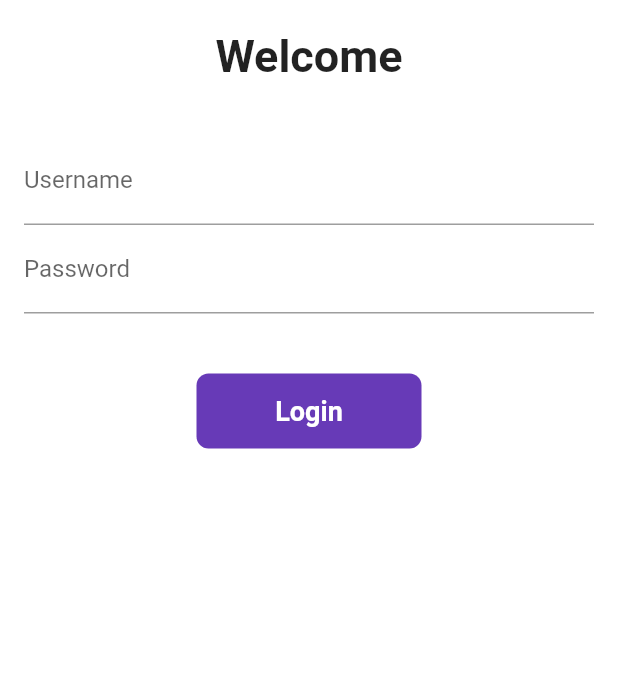
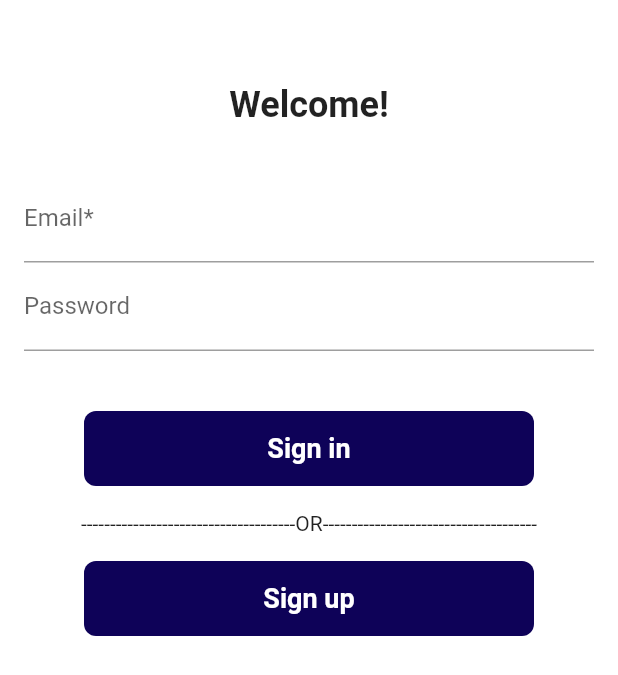
Before and after one commit to MuhammadZaheer57886/wahab_project, a Flutter app: the screen it shows after launch, on a phone screen of 412 x 824 dp. Shown: the top 675 px of the screen. Run offline on Flutter 3.47's test engine with Material 2 defaults, Android fonts, the phone set to English and light mode, and no system bars.

Commit message:
third commit

```diff
--- a/lib/main.dart
+++ b/lib/main.dart
@@ -13,6 +13,7 @@ class MyApp extends StatelessWidget {
   @override
   Widget build(BuildContext context) {
     return MaterialApp(
+      debugShowCheckedModeBanner: false,
       title: 'Flutter Demo',
       theme: ThemeData(
         primarySwatch: Colors.blue,
--- a/lib/pages/login/login.dart
+++ b/lib/pages/login/login.dart
@@ -40,26 +40,34 @@ class _LoginPageState extends State<LoginPage> {
                 const SizedBox(
                   height: 20,
                 ),
-                Text(
-                  "Welcome$name",
-                  style: const TextStyle(
-                    fontSize: 30,
-                    fontWeight: FontWeight.bold,
-                  ),
-                ),
+
                 const SizedBox(
                   height: 20,
                 ),
                 //login colum and butten
                 Padding(
+
                   padding:
-                      const EdgeInsets.symmetric(vertical: 16, horizontal: 16),
+                      const EdgeInsets.all(16),
                   child: Column(
                     children: [
-                      TextFormField(
+                      Container(
+              margin: const EdgeInsets.only(bottom: 32.0),
+              child: const Text(
+                'Welcome!',
+                style: TextStyle(
+                  fontSize: 24.0,
+                  fontWeight: FontWeight.bold,
+                ),
+              ),
+            ),
+                      Form(
+
+
+                          child: TextFormField(
                             decoration: const InputDecoration(
-                          hintText: "Enter Username",
-                          label: Text("Username"),
+
+                              label: Text("Email*"),
                             ),
                             validator: (value) {
                               if (value!.isEmpty) {
@@ -72,6 +80,7 @@ class _LoginPageState extends State<LoginPage> {
                               name = value;
                               setState(() {});
                             },
+                          ),
                         ),
                       TextFormField(
                           obscureText: true,
@@ -91,15 +100,15 @@ class _LoginPageState extends State<LoginPage> {
                         height: 40,
                       ),
                       Material(
-                        color: Colors.deepPurple,
+                        color:const Color.fromARGB(255, 14, 2, 88),
                         borderRadius:
                             BorderRadius.circular(changeButton ? 50 : 8),
                         child: InkWell(
                           splashColor: const Color.fromARGB(255, 30, 150, 215),
-                          onTap: () => moveToHome(context),
+                          onTap: () {},
                           child: AnimatedContainer(
                             duration: const Duration(seconds: 1),
-                            width: changeButton ? 50 : 150,
+                            width: changeButton ? 50 : 300,
                             height: 50,
                             alignment: Alignment.center,
                             child: changeButton
@@ -108,7 +117,7 @@ class _LoginPageState extends State<LoginPage> {
                                     color: Colors.white,
                                   )
                                 : const Text(
-                                    "Login",
+                                    "Sign in",
                                     style: TextStyle(
                                         color: Colors.white,
                                         fontWeight: FontWeight.bold,
@@ -116,6 +125,38 @@ class _LoginPageState extends State<LoginPage> {
                                   ),
                           ),
                         ),
+
+                      ),
+                      const SizedBox(
+                        height: 50,
+                        child: Center(
+                          child: Text(
+                            '-------------------------------------OR-------------------------------------'
+                          ),
+                        ),
+                      ),
+                      Material(
+                        color: const Color.fromARGB(255, 14, 2, 88),
+                        borderRadius:
+                            BorderRadius.circular(changeButton ? 50 : 8),
+                        child: InkWell(
+                          splashColor: const Color.fromARGB(255, 30, 150, 215),
+                          onTap: () {},
+                          child: AnimatedContainer(
+                            duration: const Duration(seconds: 1),
+                            width: 300,
+                            height: 50,
+                            alignment: Alignment.center,
+                            child: const Text(
+                                    "Sign up",
+                                    style: TextStyle(
+                                        color: Colors.white,
+                                        fontWeight: FontWeight.bold,
+                                        fontSize: 18),
+                                  ),
+                          ),
+                        ),
+
                       ),
                     ],
                   ),
```
Also changed, not shown: pubspec.yaml (+0 -17 lines), pubspec.lock. Lines whose indentation alone changed are shown as unchanged.
